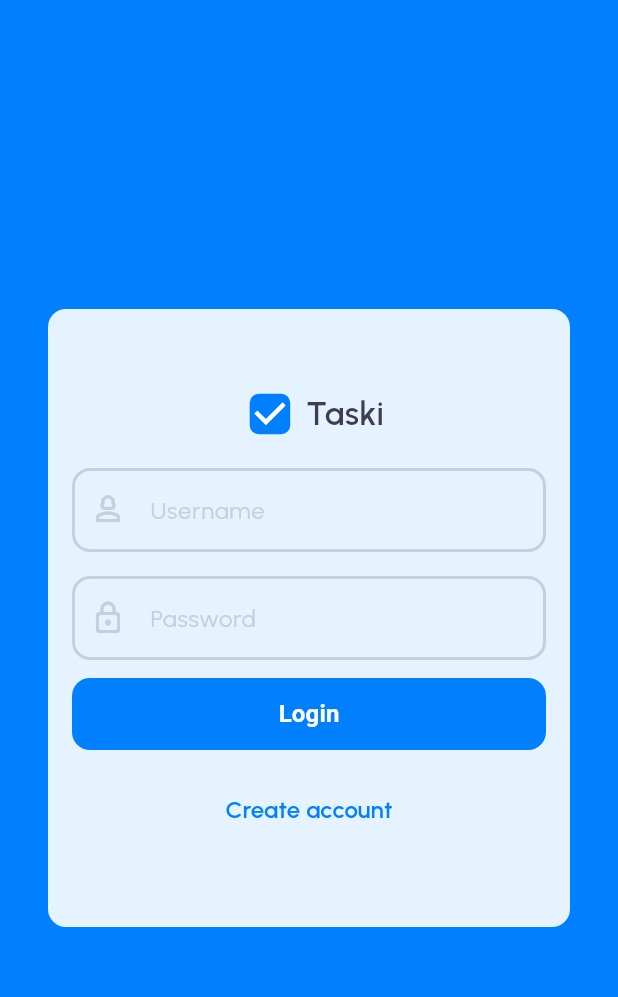
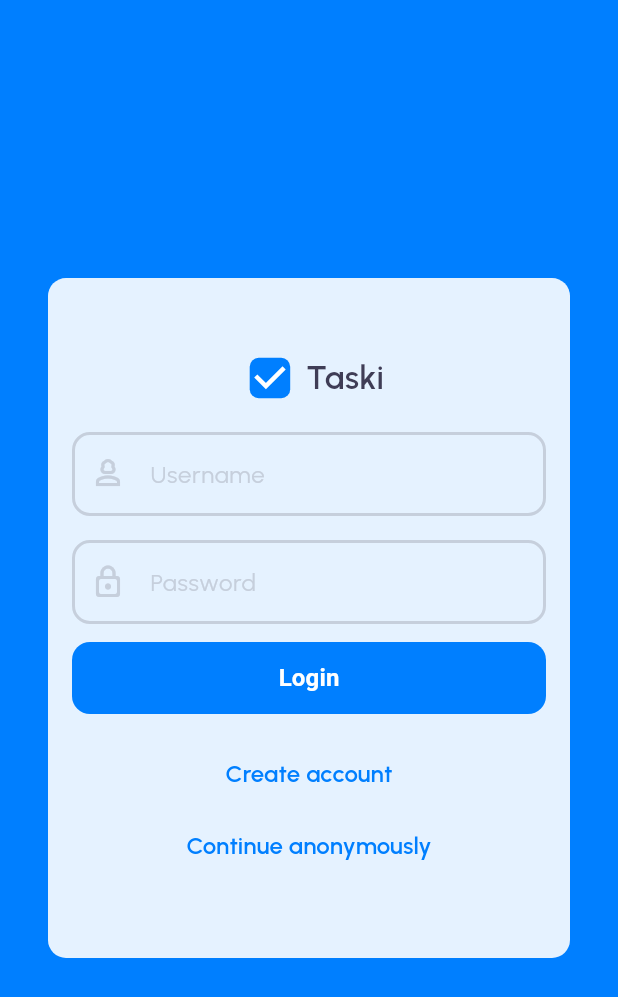
Before and after one commit to andresilvase/tasky, a Flutter app: the AuthScreen screen opened by its route, on a phone screen of 412 x 824 dp. Shown: the top 997 px of the screen. Run offline on Flutter 3.47's test engine with Material 3 defaults, Android fonts, the light colour scheme and no system bars; our stand-ins replace flutter_svg, get, google_fonts, hive, image_picker, permission_handler; missing offline and left inert: app_settings, country_flags; accounts and stored records are empty; generated files the repository leaves out were written again.

Commit message:
refactor: replace AuthOrHome with AuthOrProfile for improved routing and user experience; update localization and initial route settings

```diff
--- a/lib/core/routes/router.dart
+++ b/lib/core/routes/router.dart
@@ -1,22 +1,19 @@
 import 'package:taski/features/language/views/language.dart';
-import 'package:taski/features/auth/views/profile.dart';
 import 'package:taski/features/auth/views/auth.dart';
 import 'package:taski/features/home/home.dart';
 import 'package:taski/core/routes/routes.dart';
-import 'package:taski/core/auth_or_home.dart';
+import 'package:taski/core/auth_or_profile.dart';
 import 'package:flutter/material.dart';
 
 class AppRouter {
   static Route<dynamic>? onGenerateroute(RouteSettings settings) {
     switch (settings.name) {
-      case Routes.root:
-        return _defaultRouter(AuthOrHome());
       case Routes.home:
         return _defaultRouter(const Home());
       case Routes.auth:
         return _defaultRouter(const AuthScreen());
       case Routes.profile:
-        return _defaultRouter(const Profile());
+        return _defaultRouter(const AuthOrProfile());
       case Routes.language:
         return _defaultRouter(const Language());
     }
--- a/lib/core/routes/routes.dart
+++ b/lib/core/routes/routes.dart
@@ -1,6 +1,4 @@
 class Routes {
-  static const String root = "/";
-
   static const String home = "/home";
   static const String auth = "/auth";
   static const String language = "/language";
--- a/lib/features/auth/views/auth.dart
+++ b/lib/features/auth/views/auth.dart
@@ -97,6 +97,7 @@ class _AuthScreenState extends State<AuthScreen> {
                 _submitButton(),
                 SizedBox(height: 16),
                 _createAccount(),
+                _continueAnonymous(),
               ],
             ),
           ),
@@ -226,6 +227,21 @@ class _AuthScreenState extends State<AuthScreen> {
     );
   }
 
+  Widget _continueAnonymous() {
+    return TextButton(
+      onPressed: () {
+        Get.toNamed(Routes.home);
+      },
+      style: ButtonStyle(
+        padding: WidgetStateProperty.all(EdgeInsets.zero),
+      ),
+      child: Text(
+        AppLocalizations.of(context)!.continueAnonymously,
+        style: textButtonStyle(TaskiColors.blue),
+      ),
+    );
+  }
+
   TextStyle textButtonStyle(Color color) {
     return GoogleFonts.urbanist(
       fontWeight: FontWeight.w600,
--- a/lib/features/auth/widgets/auth_background_card.dart
+++ b/lib/features/auth/widgets/auth_background_card.dart
@@ -18,7 +18,7 @@ class AuthBackgroundCard extends StatelessWidget {
       child: Container(
         padding: const EdgeInsets.all(16),
         margin: const EdgeInsets.all(32),
-        height: (isToExpand ? Get.width * 1.2 : Get.width),
+        height: (isToExpand ? Get.width * 1.3 : Get.width * 1.1),
         width: Get.width,
         decoration: BoxDecoration(
           borderRadius: BorderRadius.circular(12),
--- a/lib/l10n/app_en.arb
+++ b/lib/l10n/app_en.arb
@@ -137,5 +137,7 @@
     "darkMode": "Dark mode",
     "@darkMode": {},
     "lightMode": "Light mode",
-    "@lightMode": {}
+    "@lightMode": {},
+    "continueAnonymously": "Continue anonymously",
+    "@continueAnonymously": {}
 }
--- a/lib/l10n/app_es.arb
+++ b/lib/l10n/app_es.arb
@@ -137,5 +137,7 @@
     "darkMode": "Modo oscuro",
     "@darkMode": {},
     "lightMode": "Modo claro",
-    "@lightMode": {}
+    "@lightMode": {},
+    "continueAnonymously": "Continuar de forma anónima",
+    "@continueAnonymously": {}
 }
--- a/lib/l10n/app_fr.arb
+++ b/lib/l10n/app_fr.arb
@@ -137,5 +137,7 @@
     "darkMode": "Mode sombre",
     "@darkMode": {},
     "lightMode": "Mode clair",
-    "@lightMode": {}
+    "@lightMode": {},
+    "continueAnonymously": "Continuer de manière anonyme",
+    "@continueAnonymously": {}
 }
--- a/lib/l10n/app_it.arb
+++ b/lib/l10n/app_it.arb
@@ -137,5 +137,7 @@
     "darkMode": "Modalità scura",
     "@darkMode": {},
     "lightMode": "Modalità chiara",
-    "@lightMode": {}
+    "@lightMode": {},
+    "continueAnonymously": "Continua in modo anonimo",
+    "@continueAnonymously": {}
 }
--- a/lib/l10n/app_pt.arb
+++ b/lib/l10n/app_pt.arb
@@ -137,5 +137,7 @@
     "darkMode": "Modo escuro",
     "@darkMode": {},
     "lightMode": "Modo claro",
-    "@lightMode": {}
+    "@lightMode": {},
+    "continueAnonymously": "Continuar de forma anônima",
+    "@continueAnonymously": {}
 }
--- a/lib/main.dart
+++ b/lib/main.dart
@@ -35,7 +35,7 @@ class MyApp extends StatelessWidget {
       onGenerateRoute: AppRouter.onGenerateroute,
       debugShowCheckedModeBanner: false,
       darkTheme: ThemeData.dark(),
-      initialRoute: Routes.root,
+      initialRoute: Routes.home,
       theme: ThemeData.light(),
     );
   }
```
Also changed, not shown: lib/core/auth_or_profile.dart (renamed from lib/core/auth_or_home.dart, +6 -6 lines), lib/features/auth/respository/auth_repository.dart (+11 -11 lines), lib/features/auth/viewModel/auth_view_model.dart (+10 -2 lines), lib/features/auth/views/profile.dart (+17 -12 lines).
